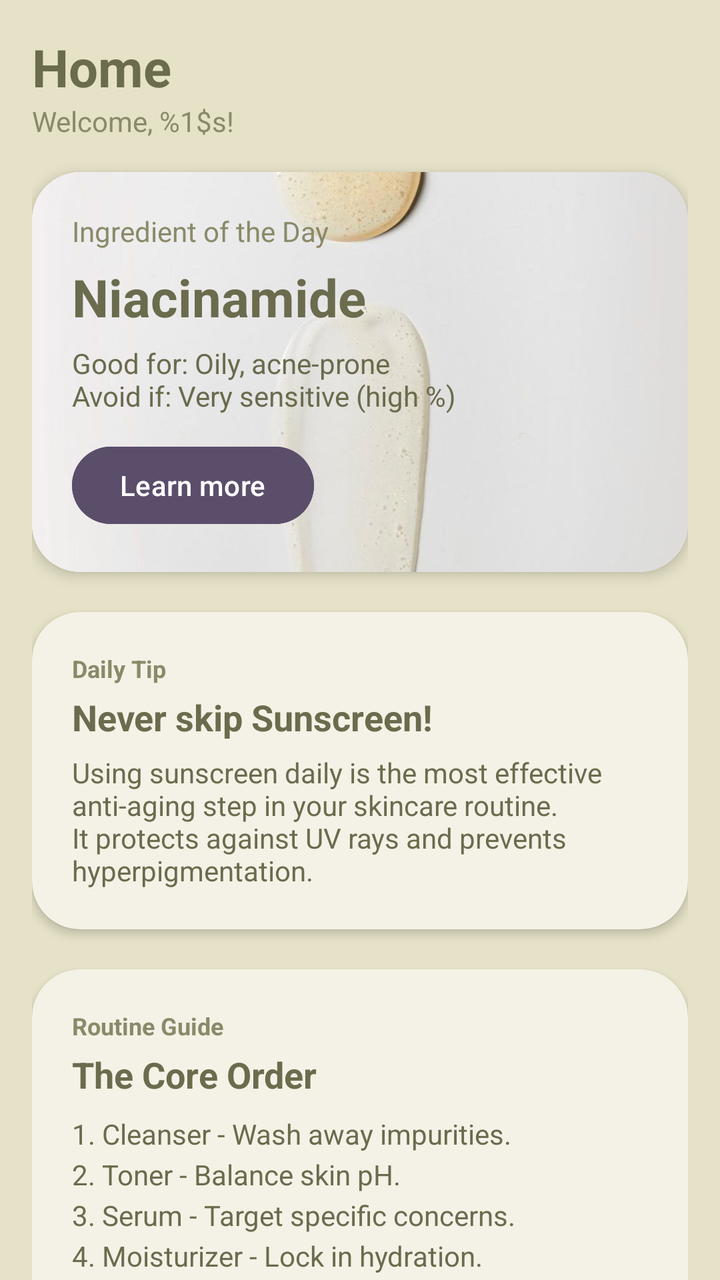
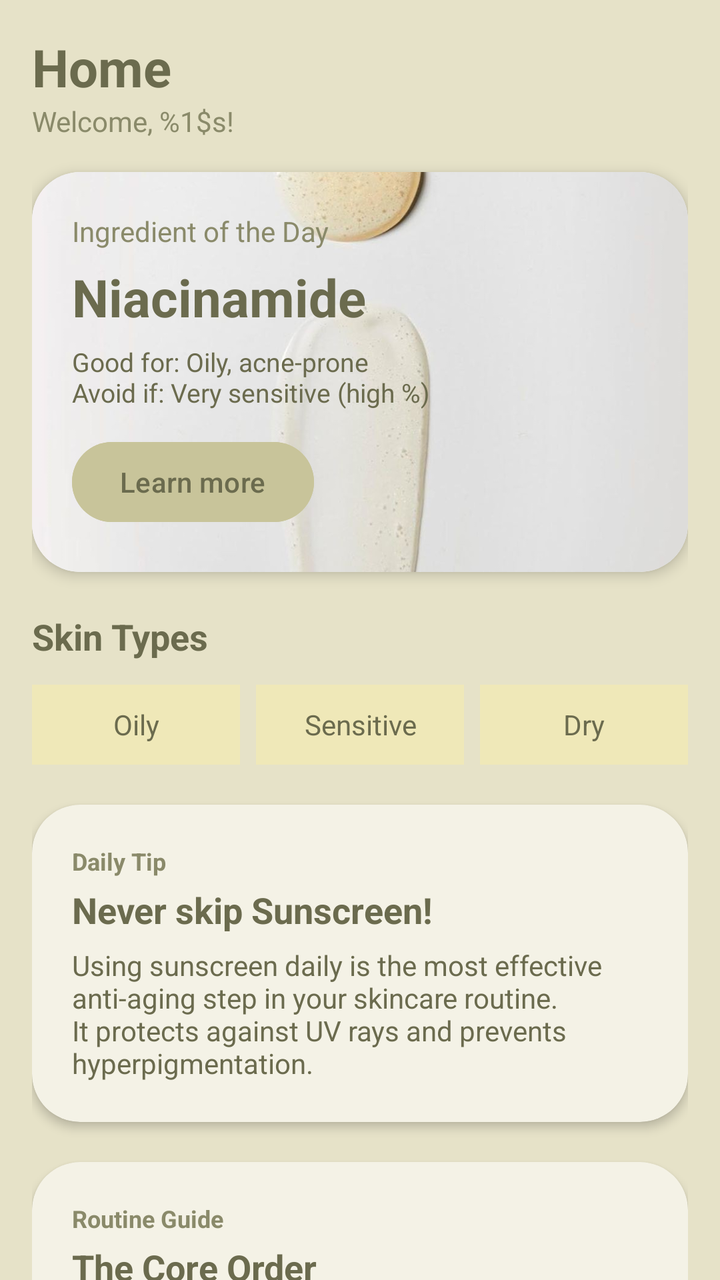

Screens rendered from an Android XML layout before and after an edit, with the pre-edit source and the edit as a unified diff.
<!-- AndroidManifest.xml: application theme Theme.SkincareChecker -->
<!-- res/layout/fragment_home.xml -->
<?xml version="1.0" encoding="utf-8"?>

<androidx.core.widget.NestedScrollView
    xmlns:android="http://schemas.android.com/apk/res/android"
    xmlns:app="http://schemas.android.com/apk/res-auto"
    xmlns:tools="http://schemas.android.com/tools"
    android:layout_width="match_parent"
    android:layout_height="match_parent"
    android:background="#E6E2C8"
    tools:context=".HomeFragment">

    <LinearLayout
        android:layout_width="match_parent"
        android:layout_height="wrap_content"
        android:orientation="vertical"
        android:padding="16dp">

        <TextView
            android:layout_width="wrap_content"
            android:layout_height="wrap_content"
            android:text="@string/home_title"
            android:textSize="26sp"
            android:textStyle="bold"
            android:textColor="#6B6B4E" />

        <TextView
            android:id="@+id/tvWelcome"
            android:layout_width="wrap_content"
            android:layout_height="wrap_content"
            android:text="@string/welcome_user"
            android:textSize="14sp"
            android:textColor="#8A8A6A"
            android:layout_marginBottom="16dp" />

        <androidx.cardview.widget.CardView
            android:layout_width="match_parent"
            android:layout_height="200dp"
            android:layout_marginBottom="20dp"
            app:cardCornerRadius="24dp"
            app:cardElevation="4dp">

            <FrameLayout
                android:layout_width="match_parent"
                android:layout_height="match_parent">

                <ImageView
                    android:layout_width="match_parent"
                    android:layout_height="match_parent"
                    android:src="@drawable/ingredient_day"
                    android:scaleType="centerCrop"
                    android:contentDescription="@string/ingredient_image_desc"/>

                <LinearLayout
                    android:layout_width="match_parent"
                    android:layout_height="match_parent"
                    android:orientation="vertical"
                    android:padding="20dp">

                    <TextView
                        android:layout_width="wrap_content"
                        android:layout_height="wrap_content"
                        android:text="@string/ingredient_of_day"
                        android:textSize="14sp"
                        android:textColor="#8A8A6A" />

                    <TextView
                        android:layout_width="wrap_content"
                        android:layout_height="wrap_content"
                        android:text="@string/ingredient_name"
                        android:textSize="26sp"
                        android:textStyle="bold"
                        android:textColor="#6B6B4E"
                        android:layout_marginTop="6dp" />

                    <TextView
                        android:layout_width="wrap_content"
                        android:layout_height="wrap_content"
                        android:text="@string/ingredient_desc"
                        android:textSize="14sp"
                        android:textColor="#6B6B4E"
                        android:layout_marginTop="6dp" />

                    <Button
                        android:id="@+id/btnLearnMore"
                        android:layout_width="wrap_content"
                        android:layout_height="wrap_content"
                        android:text="@string/learn_more"
                        android:backgroundTint="#5A4E6B"
                        android:textColor="#FFFFFF"
                        android:layout_marginTop="12dp" />

                </LinearLayout>

            </FrameLayout>

        </androidx.cardview.widget.CardView>

        <androidx.cardview.widget.CardView
            android:layout_width="match_parent"
            android:layout_height="wrap_content"
            android:layout_marginBottom="20dp"
            app:cardCornerRadius="24dp"
            app:cardBackgroundColor="#F4F2E6"
            app:cardElevation="3dp">

            <LinearLayout
                android:layout_width="match_parent"
                android:layout_height="wrap_content"
                android:orientation="vertical"
                android:padding="20dp">

                <TextView
                    android:layout_width="wrap_content"
                    android:layout_height="wrap_content"
                    android:text="Daily Tip"
                    android:textSize="12sp"
                    android:textStyle="bold"
                    android:textColor="#8A8A6A" />

                <TextView
                    android:layout_width="wrap_content"
                    android:layout_height="wrap_content"
                    android:text="Never skip Sunscreen!"
                    android:textSize="18sp"
                    android:textStyle="bold"
                    android:textColor="#6B6B4E"
                    android:layout_marginTop="4dp" />

                <TextView
                    android:layout_width="match_parent"
                    android:layout_height="wrap_content"
                    android:text="Using sunscreen daily is the most effective anti-aging step in your skincare routine. It protects against UV rays and prevents hyperpigmentation."
                    android:textSize="14sp"
                    android:textColor="#6B6B4E"
                    android:layout_marginTop="6dp" />

            </LinearLayout>

        </androidx.cardview.widget.CardView>

        <androidx.cardview.widget.CardView
            android:layout_width="match_parent"
            android:layout_height="wrap_content"
            android:layout_marginBottom="24dp"
            app:cardCornerRadius="24dp"
            app:cardBackgroundColor="#F4F2E6"
            app:cardElevation="3dp">

            <LinearLayout
                android:layout_width="match_parent"
                android:layout_height="wrap_content"
                android:orientation="vertical"
                android:padding="20dp">

                <TextView
                    android:layout_width="wrap_content"
                    android:layout_height="wrap_content"
                    android:text="Routine Guide"
                    android:textSize="12sp"
                    android:textStyle="bold"
                    android:textColor="#8A8A6A" />

                <TextView
                    android:layout_width="wrap_content"
                    android:layout_height="wrap_content"
                    android:text="The Core Order"
                    android:textSize="18sp"
                    android:textStyle="bold"
                    android:textColor="#6B6B4E"
                    android:layout_marginTop="4dp" />

                <TextView
                    android:layout_width="match_parent"
                    android:layout_height="wrap_content"
                    android:text="1. Cleanser - Wash away impurities.\n2. Toner - Balance skin pH.\n3. Serum - Target specific concerns.\n4. Moisturizer - Lock in hydration.\n5. Sunscreen - Protect during daylight."
                    android:textSize="14sp"
                    android:textColor="#6B6B4E"
                    android:layout_marginTop="8dp"
                    android:lineSpacingExtra="4dp" />

            </LinearLayout>

        </androidx.cardview.widget.CardView>

    </LinearLayout>
</androidx.core.widget.NestedScrollView>
<!-- resources referenced by this layout -->
<resources>
  <!-- drawable ingredient_day: jpg bitmap (drawable, 41016 bytes) -->
  <string name="home_title">Home</string>
  <string name="ingredient_desc">
          Good for: Oily, acne-prone\nAvoid if: Very sensitive (high %)
      </string>
  <string name="ingredient_image_desc">Ingredient background image</string>
  <string name="ingredient_name">Niacinamide</string>
  <string name="ingredient_of_day">Ingredient of the Day</string>
  <string name="learn_more">Learn more</string>
  <string name="welcome_user">Welcome, %1$s!</string>
  <style name="Theme.SkincareChecker" parent="Base.Theme.SkincareChecker" />
  <style name="Base.Theme.SkincareChecker" parent="Theme.Material3.DayNight.NoActionBar">
          
          
      </style>
</resources>

<!-- the commit's change to res/layout/fragment_home.xml (unified diff, before → after) -->
@@ -15,6 +15,7 @@
         android:orientation="vertical"
         android:padding="16dp">
 
+        
         <TextView
             android:layout_width="wrap_content"
             android:layout_height="wrap_content"
@@ -32,6 +33,7 @@
             android:textColor="#8A8A6A"
             android:layout_marginBottom="16dp" />
 
+        
         <androidx.cardview.widget.CardView
             android:layout_width="match_parent"
             android:layout_height="200dp"
@@ -75,8 +77,8 @@
                     <TextView
                         android:layout_width="wrap_content"
                         android:layout_height="wrap_content"
-                        android:text="@string/ingredient_desc"
-                        android:textSize="14sp"
+                        android:text="Good for: Oily, acne-prone\nAvoid if: Very sensitive (high %)"
+                        android:textSize="13sp"
                         android:textColor="#6B6B4E"
                         android:layout_marginTop="6dp" />
 
@@ -85,8 +87,8 @@
                         android:layout_width="wrap_content"
                         android:layout_height="wrap_content"
                         android:text="@string/learn_more"
-                        android:backgroundTint="#5A4E6B"
-                        android:textColor="#FFFFFF"
+                        android:backgroundTint="#C8C49A"
+                        android:textColor="#6B6B4E"
                         android:layout_marginTop="12dp" />
 
                 </LinearLayout>
@@ -95,6 +97,60 @@
 
         </androidx.cardview.widget.CardView>
 
+        
+        <TextView
+            android:layout_width="wrap_content"
+            android:layout_height="wrap_content"
+            android:text="Skin Types"
+            android:textSize="18sp"
+            android:textStyle="bold"
+            android:textColor="#6B6B4E"
+            android:layout_marginBottom="12dp"/>
+
+        <LinearLayout
+            android:layout_width="match_parent"
+            android:layout_height="wrap_content"
+            android:orientation="horizontal"
+            android:layout_marginBottom="20dp">
+
+            <TextView
+                android:id="@+id/btnOily"
+                android:layout_width="0dp"
+                android:layout_height="40dp"
+                android:layout_weight="1"
+                android:text="Oily"
+                android:gravity="center"
+                android:background="#EFE8B8"
+                android:textColor="#6B6B4E"
+                android:textSize="14sp"
+                android:layout_marginEnd="8dp"/>
+
+            <TextView
+                android:id="@+id/btnSensitive"
+                android:layout_width="0dp"
+                android:layout_height="40dp"
+                android:layout_weight="1"
+                android:text="Sensitive"
+                android:gravity="center"
+                android:background="#EFE8B8"
+                android:textColor="#6B6B4E"
+                android:textSize="14sp"
+                android:layout_marginEnd="8dp"/>
+
+            <TextView
+                android:id="@+id/btnDry"
+                android:layout_width="0dp"
+                android:layout_height="40dp"
+                android:layout_weight="1"
+                android:text="Dry"
+                android:gravity="center"
+                android:background="#EFE8B8"
+                android:textColor="#6B6B4E"
+                android:textSize="14sp"/>
+
+        </LinearLayout>
+
+        
         <androidx.cardview.widget.CardView
             android:layout_width="match_parent"
             android:layout_height="wrap_content"
@@ -138,6 +194,7 @@
 
         </androidx.cardview.widget.CardView>
 
+        
         <androidx.cardview.widget.CardView
             android:layout_width="match_parent"
             android:layout_height="wrap_content"
<!-- resource entries referenced after the edit -->
@@ -2,9 +2,6 @@
 <resources>
   <!-- drawable ingredient_day: jpg bitmap (drawable, 41016 bytes) -->
   <string name="home_title">Home</string>
-  <string name="ingredient_desc">
-          Good for: Oily, acne-prone\nAvoid if: Very sensitive (high %)
-      </string>
   <string name="ingredient_image_desc">Ingredient background image</string>
   <string name="ingredient_name">Niacinamide</string>
   <string name="ingredient_of_day">Ingredient of the Day</string>
